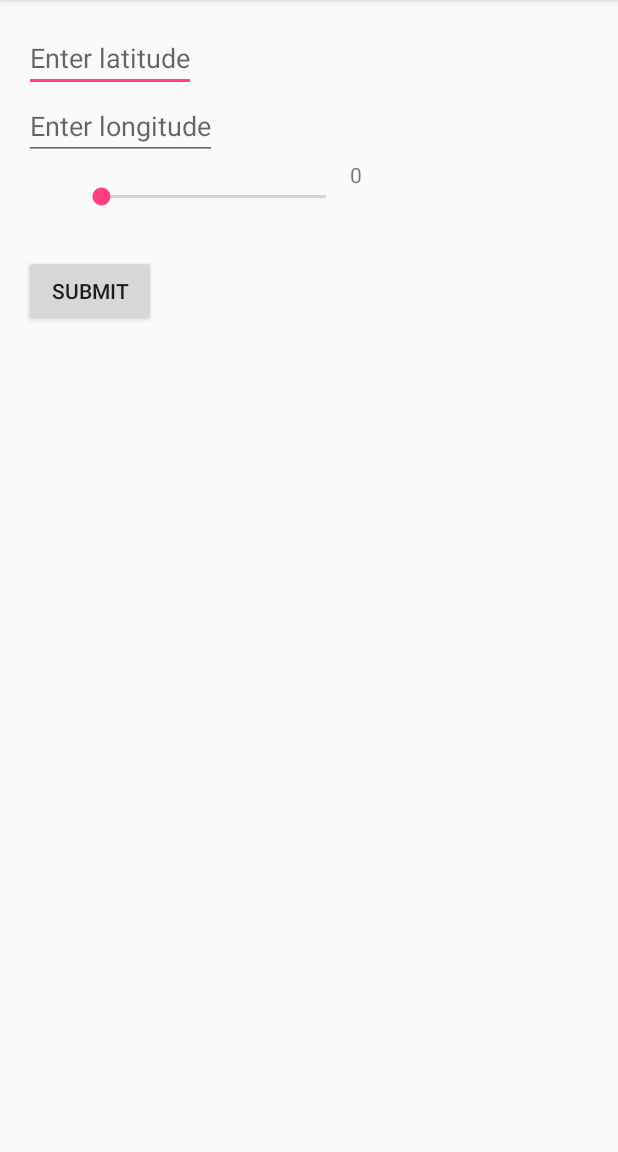
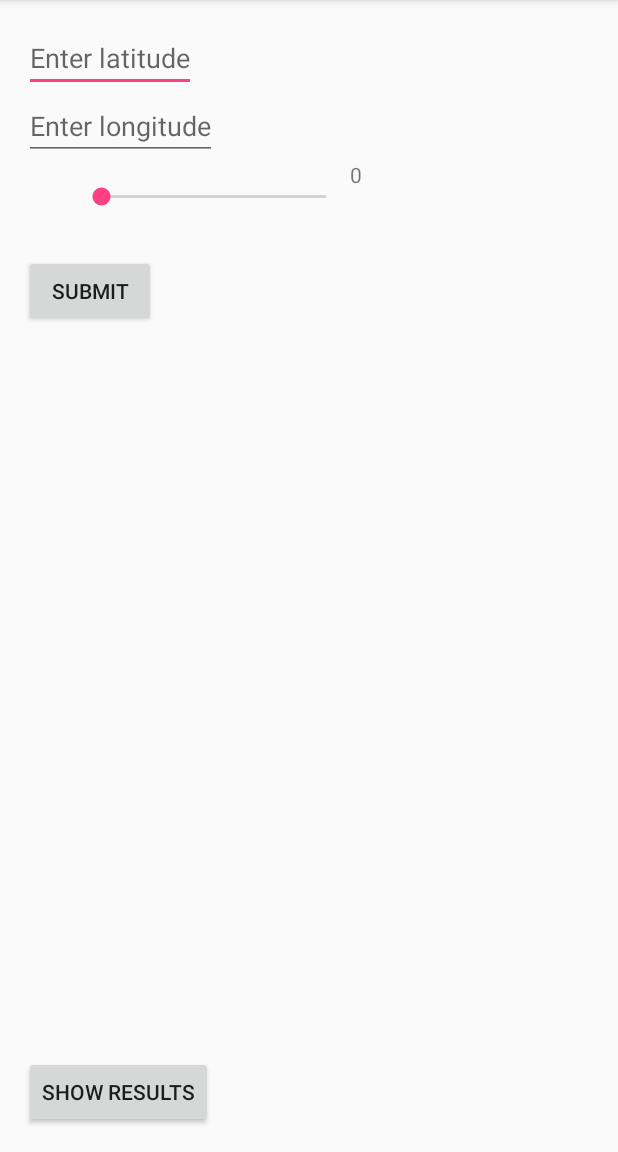
Before and after one commit to Furtuff/FartSmeller, an Android app: the screen it shows after launch (EntryActivity), on a phone screen of 412 x 824 dp, the part 84-1236 px from its top. Run offline under Robolectric (Android 15) with nearby library versions, the phone set to English and light mode, and no system bars; our stand-ins replace Firebase (no records; nobody signed in at launch, a user with empty details on screens opened directly).

Commit message:
time's up 2

```diff
--- a/app/src/main/AndroidManifest.xml
+++ b/app/src/main/AndroidManifest.xml
@@ -19,10 +19,12 @@
                 <category android:name="android.intent.category.LAUNCHER" />
             </intent-filter>
         </activity>
+
         <meta-data
             android:name="com.google.android.gms.version"
             android:value="@integer/google_play_services_version" />
+
+        <activity android:name=".ResultActivity"></activity>
     </application>
 
-
 </manifest>
--- a/app/src/main/java/fr/wildcodeschool/exam/fartsmeller/EntryActivity.java
+++ b/app/src/main/java/fr/wildcodeschool/exam/fartsmeller/EntryActivity.java
@@ -1,6 +1,7 @@
 package fr.wildcodeschool.exam.fartsmeller;
 
 
+import android.content.Intent;
 import android.support.annotation.NonNull;
 import android.support.v7.app.AppCompatActivity;
 import android.os.Bundle;
@@ -28,7 +29,7 @@ public class EntryActivity extends AppCompatActivity {
     private EditText latitudeText, longitudeText;
     private SeekBar odorBar;
     private FirebaseDatabase database = FirebaseDatabase.getInstance();
-    private Button submitButton;
+    private Button submitButton, resultsButton;
     private TextView odorText, confirmation;
     private FirebaseAuth mAuth;
     private FirebaseAuth.AuthStateListener mAuthListener;
@@ -76,6 +77,7 @@ public class EntryActivity extends AppCompatActivity {
         this.submitButton = (Button) findViewById(R.id.submitButton);
         this.confirmation = (TextView) findViewById(R.id.confirmation);
         this.odorText = (TextView) findViewById(R.id.odorText);
+        this.resultsButton = (Button)findViewById(R.id.showResult);
         this.odorText.setText("0");
 
 
@@ -110,6 +112,13 @@ public class EntryActivity extends AppCompatActivity {
                 } else {
                     Toast.makeText(EntryActivity.this, "Set lat & long", Toast.LENGTH_SHORT).show();
                 }
+            }
+        });
+
+        this.resultsButton.setOnClickListener(new View.OnClickListener() {
+            @Override
+            public void onClick(View view) {
+                startActivity(new Intent(EntryActivity.this, ResultActivity.class));
             }
         });
 
--- a/app/src/main/res/layout/activity_entry.xml
+++ b/app/src/main/res/layout/activity_entry.xml
@@ -55,10 +55,21 @@
         android:layout_width="wrap_content"
         android:layout_height="wrap_content"
         android:layout_marginTop="30sp"
-        android:text="Submit" />
+        android:text="@string/submit" />
 
     <TextView
         android:id="@+id/confirmation"
         android:layout_width="wrap_content"
         android:layout_height="wrap_content" />
+    <View
+        android:layout_width="0sp"
+        android:layout_height="0sp"
+        android:layout_weight="1"
+        />
+    <Button
+        android:layout_width="wrap_content"
+        android:layout_height="wrap_content"
+        android:text="@string/show_results"
+        android:id="@+id/showResult"
+        android:layout_marginEnd="20sp"/>
 </LinearLayout>
--- a/app/src/main/res/values/strings.xml
+++ b/app/src/main/res/values/strings.xml
@@ -3,4 +3,6 @@
     <string name="confirmation_message">" Prout sended"</string>
     <string name="longitude">Enter longitude</string>
     <string name="latitude">Enter latitude</string>
+    <string name="submit">Submit</string>
+    <string name="show_results">Show Results</string>
 </resources>
```
Also changed, not shown: app/src/main/java/fr/wildcodeschool/exam/fartsmeller/ResultActivity.java (added, +13 -0 lines), app/src/main/res/layout/activity_result.xml (added, +19 -0 lines).
